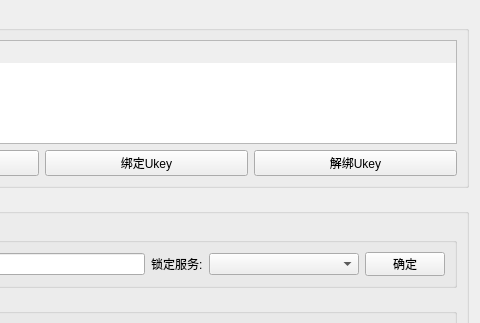
This is SEC/usermgrpage.ui in liuyufeng509/SecCenter as Qt 5 draws it before an edit; both pictures show x 397 to 877 and y 0 to 323 of the 877 by 408 pixel window. The edited form follows.
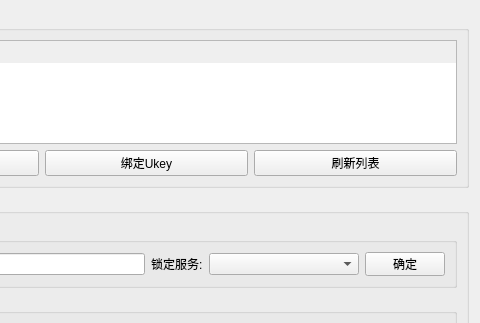
This is the edited form.

What changed in the file:
```diff
--- a/SEC/usermgrpage.ui
+++ b/SEC/usermgrpage.ui
@@ -72,7 +72,7 @@
       <item row="1" column="3">
        <widget class="QPushButton" name="pushButton_4">
         <property name="text">
-         <string>解绑Ukey</string>
+         <string>刷新列表</string>
         </property>
        </widget>
       </item>
```
Left out of the diff: 8 changed lines with no effect on the pictures.
